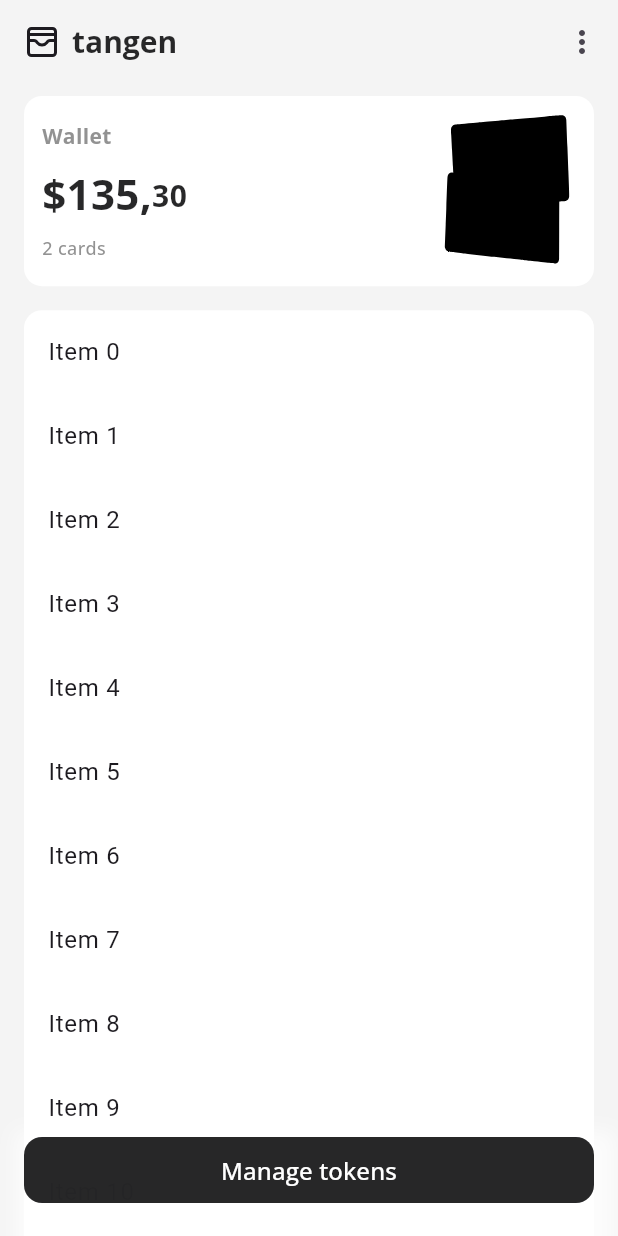
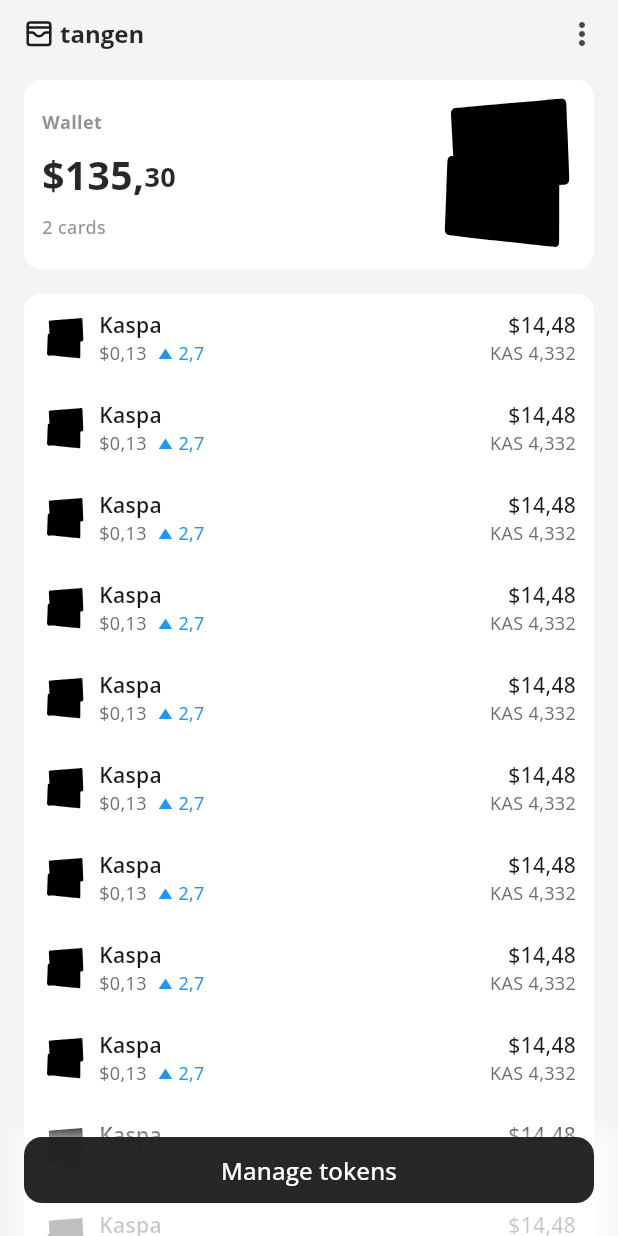
Before and after one commit to alperefesahin/tangen_flutter, a Flutter app: the screen it shows after launch, after a tap on "Log in with Face ID", on a phone screen of 412 x 824 dp. Run offline on Flutter 3.47's test engine with Material 3 defaults, Android fonts, the phone set to English and light mode, and no system bars; our stand-ins replace flutter_riverpod, flutter_svg, get_it, go_router, google_fonts, lucide_icons.

Commit message:
create wallet coins widget

```diff
--- a/lib/core/design_system/colors/colors.dart
+++ b/lib/core/design_system/colors/colors.dart
@@ -1,4 +1,3 @@
-
 import 'package:flutter/material.dart';
 
 const scaffoldBg = Color.fromRGBO(244, 244, 244, 1);
@@ -7,3 +6,4 @@ const greyText = Color.fromRGBO(110, 110, 110, 1);
 const buttonBgGrey = Color.fromRGBO(225, 225, 225, 1);
 const transparent = Colors.transparent;
 const white = Colors.white;
+const blue = Colors.blue;
--- a/lib/core/design_system/components/tangen_button.dart
+++ b/lib/core/design_system/components/tangen_button.dart
@@ -12,6 +12,7 @@ class TangenButton extends StatelessWidget {
     this.textColor = black,
     this.hasButtonIcon = false,
     this.isIconAtRight = true,
+    this.minimumSize = const Size.fromHeight(44),
     this.icon,
     this.iconColor,
   });
@@ -25,6 +26,7 @@ class TangenButton extends StatelessWidget {
   final bool isIconAtRight;
   final IconData? icon;
   final Function() onPressed;
+  final Size minimumSize;
 
   @override
   Widget build(BuildContext context) {
@@ -36,7 +38,7 @@ class TangenButton extends StatelessWidget {
       padding: padding,
       child: FilledButton(
         style: OutlinedButton.styleFrom(
-          minimumSize: const Size.fromHeight(44),
+          minimumSize: minimumSize,
           backgroundColor: backgroundColor,
           shape: const RoundedRectangleBorder(
             borderRadius: BorderRadius.all(Radius.circular(12)),
@@ -49,10 +51,7 @@ class TangenButton extends StatelessWidget {
                 ? Row(
                     mainAxisAlignment: MainAxisAlignment.center,
                     children: [
-                      TangenButtonText(
-                        text: text,
-                        textStyle: buttonTextStlye,
-                      ),
+                      TangenButtonText(text: text, textStyle: buttonTextStlye),
                       const SizedBox(width: 8),
                       Icon(icon, size: 18, color: iconColor),
                     ],
@@ -62,16 +61,10 @@ class TangenButton extends StatelessWidget {
                     children: [
                       Icon(icon, size: 18, color: iconColor),
                       const SizedBox(width: 8),
-                      TangenButtonText(
-                        text: text,
-                        textStyle: buttonTextStlye,
-                      ),
+                      TangenButtonText(text: text, textStyle: buttonTextStlye),
                     ],
                   )
-            : TangenButtonText(
-                text: text,
-                textStyle: buttonTextStlye,
-              ),
+            : TangenButtonText(text: text, textStyle: buttonTextStlye),
       ),
     );
   }
--- /dev/null
+++ b/lib/core/design_system/components/tangen_text.dart
@@ -0,0 +1,14 @@
+import 'package:flutter/material.dart';
+import 'package:google_fonts/google_fonts.dart';
+
+class TangenText extends StatelessWidget {
+  const TangenText({super.key, required this.text, required this.textStyle});
+
+  final String text;
+  final TextStyle textStyle;
+
+  @override
+  Widget build(BuildContext context) {
+    return Text(text, style: GoogleFonts.openSans(textStyle: textStyle));
+  }
+}
--- a/lib/features/dashboard/dashboard_view.dart
+++ b/lib/features/dashboard/dashboard_view.dart
@@ -21,6 +21,7 @@ class _DashboardViewState extends State<DashboardView> {
   Widget build(BuildContext context) {
     return TangenScaffold(
       appBar: AppBar(
+        toolbarHeight: 45,
         backgroundColor: transparent,
         scrolledUnderElevation: _isScrolledToTop ? 0 : 0.2,
         elevation: _isScrolledToTop ? 0 : 0.2,
@@ -32,16 +33,12 @@ class _DashboardViewState extends State<DashboardView> {
         ),
         title: Row(
           children: [
-            const Icon(LucideIcons.walletCards),
-            const SizedBox(width: 8),
+            const Icon(LucideIcons.walletCards, size: 20),
+            const SizedBox(width: 4),
             Text(
               'tangen',
               style: GoogleFonts.openSans(
-                textStyle: const TextStyle(
-                  fontSize: 20,
-                  fontWeight: FontWeight.w700,
-                  color: black,
-                ),
+                textStyle: const TextStyle(fontSize: 16, fontWeight: FontWeight.w700, color: black),
               ),
             ),
           ],
--- a/lib/features/dashboard/widgets/organize_tokens_button.dart
+++ b/lib/features/dashboard/widgets/organize_tokens_button.dart
@@ -8,14 +8,17 @@ class OrganizeTokensButton extends StatelessWidget {
 
   @override
   Widget build(BuildContext context) {
+    const minimumSize = Size.fromHeight(36);
+
     return Padding(
-      padding: const EdgeInsets.only(top: 8, bottom: 72),
+      padding: const EdgeInsets.only(top: 0, bottom: 64),
       child: SizedBox(
         width: MediaQuery.of(context).size.width / 1.75,
         child: TangenButton(
           onPressed: () {
             // Todo: implement organize tokens
           },
+          minimumSize: minimumSize,
           backgroundColor: buttonBgGrey,
           padding: const EdgeInsets.symmetric(horizontal: 16, vertical: 8),
           text: "Organize tokens",
--- /dev/null
+++ b/lib/features/dashboard/widgets/triangle_painter.dart
@@ -0,0 +1,34 @@
+import 'package:flutter/material.dart';
+
+class TrianglePainter extends CustomPainter {
+  final Color strokeColor;
+  final PaintingStyle paintingStyle;
+  final double strokeWidth;
+
+  TrianglePainter({this.strokeColor = Colors.black, this.strokeWidth = 3, this.paintingStyle = PaintingStyle.stroke});
+
+  @override
+  void paint(Canvas canvas, Size size) {
+    Paint paint = Paint()
+      ..color = strokeColor
+      ..strokeWidth = strokeWidth
+      ..style = paintingStyle;
+
+    canvas.drawPath(getTrianglePath(size.width, size.height), paint);
+  }
+
+  Path getTrianglePath(double x, double y) {
+    return Path()
+      ..moveTo(0, y)
+      ..lineTo(x / 2, 0)
+      ..lineTo(x, y)
+      ..lineTo(0, y);
+  }
+
+  @override
+  bool shouldRepaint(TrianglePainter oldDelegate) {
+    return oldDelegate.strokeColor != strokeColor ||
+        oldDelegate.paintingStyle != paintingStyle ||
+        oldDelegate.strokeWidth != strokeWidth;
+  }
+}
--- a/lib/features/dashboard/widgets/wallet_coins_card.dart
+++ b/lib/features/dashboard/widgets/wallet_coins_card.dart
@@ -1,5 +1,6 @@
 import 'package:flutter/material.dart';
 import 'package:tangen_flutter/core/design_system/components/tangen_white_box.dart';
+import 'package:tangen_flutter/features/dashboard/widgets/wallet_coins_widget.dart';
 
 class WalletCoinsCard extends StatelessWidget {
   const WalletCoinsCard({super.key});
@@ -12,9 +13,7 @@ class WalletCoinsCard extends StatelessWidget {
         shrinkWrap: true,
         physics: const NeverScrollableScrollPhysics(),
         itemBuilder: (context, index) {
-          return ListTile(
-            title: Text('Item $index'),
-          );
+          return const WalletCoinsWidget();
         },
       ),
     );
--- /dev/null
+++ b/lib/features/dashboard/widgets/wallet_coins_widget.dart
@@ -0,0 +1,85 @@
+import 'package:flutter/material.dart';
+import 'package:flutter_svg/flutter_svg.dart';
+import 'package:tangen_flutter/core/design_system/colors/colors.dart';
+import 'package:tangen_flutter/core/design_system/components/tangen_text.dart';
+import 'package:tangen_flutter/features/dashboard/widgets/triangle_painter.dart';
+
+class WalletCoinsWidget extends StatelessWidget {
+  const WalletCoinsWidget({super.key});
+
+  @override
+  Widget build(BuildContext context) {
+    return Container(
+      padding: const EdgeInsets.symmetric(horizontal: 12),
+      height: 60,
+      width: double.infinity,
+      decoration: const BoxDecoration(
+        color: white,
+        borderRadius: BorderRadius.all(Radius.circular(12)),
+      ),
+      child: Row(
+        mainAxisAlignment: MainAxisAlignment.spaceBetween,
+        children: [
+          Row(
+            children: [
+              SizedBox(
+                width: 30,
+                height: 30,
+                child: SvgPicture.asset('assets/tangem.svg', fit: BoxFit.fill),
+              ),
+              Padding(
+                padding: const EdgeInsets.only(left: 8),
+                child: Column(
+                  mainAxisAlignment: MainAxisAlignment.center,
+                  crossAxisAlignment: CrossAxisAlignment.start,
+                  children: [
+                    const TangenText(
+                      text: "Kaspa",
+                      textStyle: TextStyle(fontSize: 14, fontWeight: FontWeight.w600),
+                    ),
+                    Row(
+                      children: [
+                        const TangenText(
+                          text: "\$0,13",
+                          textStyle: TextStyle(fontSize: 12, fontWeight: FontWeight.w400, color: greyText),
+                        ),
+                        const SizedBox(width: 8),
+                        CustomPaint(
+                          painter: TrianglePainter(
+                            strokeColor: blue,
+                            strokeWidth: 10,
+                            paintingStyle: PaintingStyle.fill,
+                          ),
+                          child: const SizedBox(height: 7, width: 9),
+                        ),
+                        const SizedBox(width: 4),
+                        const TangenText(
+                          text: "2,7",
+                          textStyle: TextStyle(fontSize: 12, fontWeight: FontWeight.w400, color: blue),
+                        ),
+                      ],
+                    ),
+                  ],
+                ),
+              )
+            ],
+          ),
+          const Column(
+            mainAxisAlignment: MainAxisAlignment.center,
+            crossAxisAlignment: CrossAxisAlignment.end,
+            children: [
+              TangenText(
+                text: "\$14,48",
+                textStyle: TextStyle(fontSize: 14, fontWeight: FontWeight.w500),
+              ),
+              TangenText(
+                text: "KAS 4,332",
+                textStyle: TextStyle(fontSize: 12, fontWeight: FontWeight.w400, color: greyText),
+              ),
+            ],
+          )
+        ],
+      ),
+    );
+  }
+}
--- a/lib/features/dashboard/widgets/wallet_info_card.dart
+++ b/lib/features/dashboard/widgets/wallet_info_card.dart
@@ -1,8 +1,8 @@
 import 'package:flutter/cupertino.dart';
 import 'package:flutter/material.dart';
 import 'package:flutter_svg/flutter_svg.dart';
-import 'package:google_fonts/google_fonts.dart';
 import 'package:tangen_flutter/core/design_system/colors/colors.dart';
+import 'package:tangen_flutter/core/design_system/components/tangen_text.dart';
 import 'package:tangen_flutter/core/design_system/components/tangen_white_box.dart';
 
 class WalletInfoCard extends StatelessWidget {
@@ -23,47 +23,31 @@ class WalletInfoCard extends StatelessWidget {
               mainAxisAlignment: MainAxisAlignment.center,
               crossAxisAlignment: CrossAxisAlignment.start,
               children: [
-                WalletInfoCardText(
+                TangenText(
                   text: "Wallet",
-                  textStyle: TextStyle(
-                    fontSize: 14,
-                    fontWeight: FontWeight.w700,
-                    color: greyText.withOpacity(0.75),
-                  ),
+                  textStyle: TextStyle(fontSize: 12, fontWeight: FontWeight.w700, color: greyText.withOpacity(0.75)),
                 ),
                 const SizedBox(height: 8),
                 const Row(
                   crossAxisAlignment: CrossAxisAlignment.end,
                   children: [
-                    WalletInfoCardText(
+                    TangenText(
                       text: "\$135,",
-                      textStyle: TextStyle(
-                        fontSize: 28,
-                        fontWeight: FontWeight.w700,
-                        color: black,
-                      ),
+                      textStyle: TextStyle(fontSize: 26, fontWeight: FontWeight.w700, color: black),
                     ),
                     Padding(
                       padding: EdgeInsets.only(bottom: 4),
-                      child: WalletInfoCardText(
+                      child: TangenText(
                         text: "30",
-                        textStyle: TextStyle(
-                          fontSize: 20,
-                          fontWeight: FontWeight.w700,
-                          color: black,
-                        ),
+                        textStyle: TextStyle(fontSize: 18, fontWeight: FontWeight.w700, color: black),
                       ),
                     ),
                   ],
                 ),
                 const SizedBox(height: 8),
-                WalletInfoCardText(
+                TangenText(
                   text: "2 cards",
-                  textStyle: TextStyle(
-                    fontSize: 12,
-                    fontWeight: FontWeight.w500,
-                    color: greyText.withOpacity(0.75),
-                  ),
+                  textStyle: TextStyle(fontSize: 12, fontWeight: FontWeight.w500, color: greyText.withOpacity(0.75)),
                 ),
               ],
             ),
@@ -71,28 +55,10 @@ class WalletInfoCard extends StatelessWidget {
           Container(
             margin: const EdgeInsets.all(8),
             width: size.width / 4,
-            child: SvgPicture.asset(
-              'assets/tangem.svg',
-              fit: BoxFit.fill,
-            ),
+            child: SvgPicture.asset('assets/tangem.svg', fit: BoxFit.fill),
           ),
         ],
       ),
     );
   }
 }
-
-class WalletInfoCardText extends StatelessWidget {
-  const WalletInfoCardText({super.key, required this.text, required this.textStyle});
-
-  final String text;
-  final TextStyle textStyle;
-
-  @override
-  Widget build(BuildContext context) {
-    return Text(
-      text,
-      style: GoogleFonts.openSans(textStyle: textStyle),
-    );
-  }
-}
```
